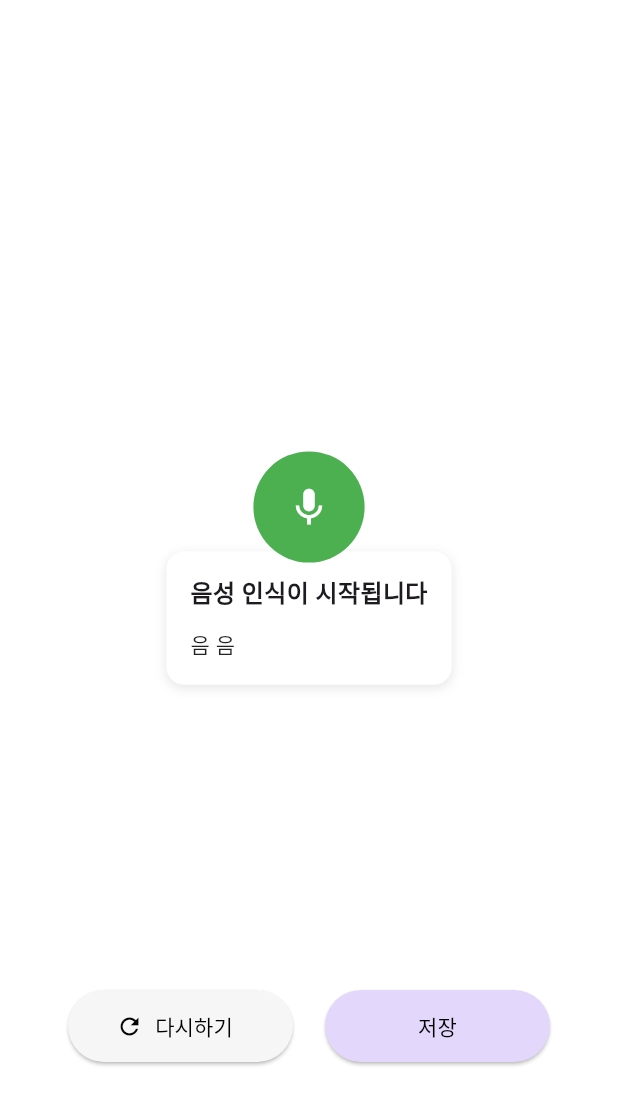
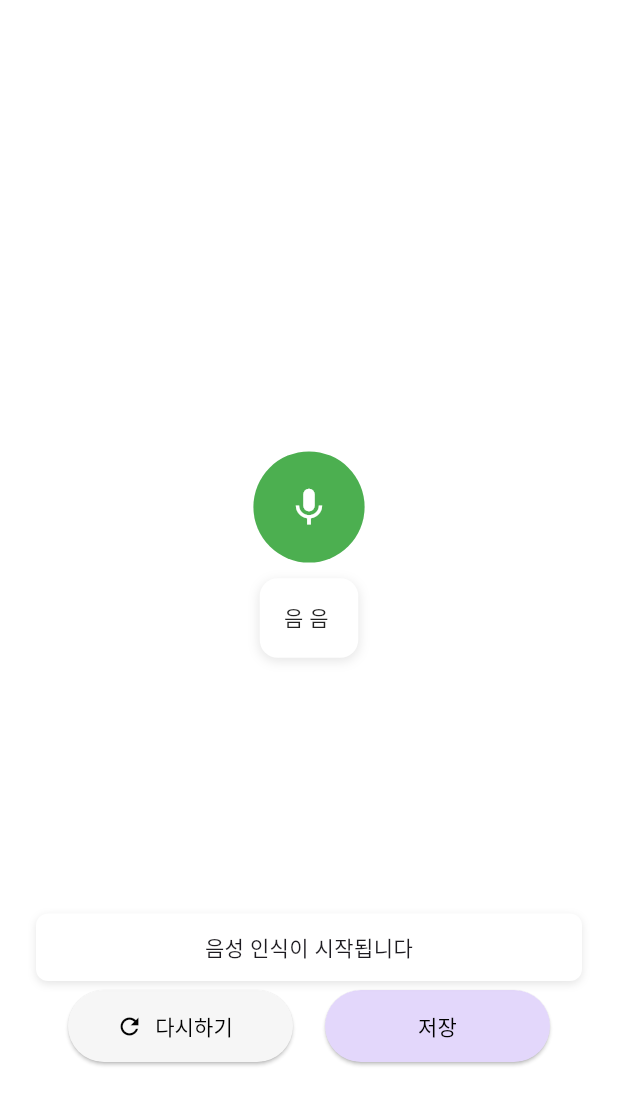
Before and after one commit to fufckddl/Sorimoi, a Flutter app: the VoiceRecognitionScreen screen opened by its route, after a tap on the "mic" icon, on a phone screen of 412 x 824 dp. Shown: the top 1105 px of the screen. Run offline on Flutter 3.47's test engine with Material 3 defaults, Android fonts, the phone set to English and light mode, and no system bars; missing offline and left inert: mysql_client.

Commit message:
음성인식 실시간인식 레이어 고침

```diff
--- a/lib/voice_recognition.dart
+++ b/lib/voice_recognition.dart
@@ -76,45 +76,6 @@ class _VoiceRecognitionScreenState extends State<VoiceRecognitionScreen>
       body: SafeArea(
         child: Stack(
           children: [
-            /// 🧾 고정 레이어 오버레이: 음성 인식 안내 + 실시간 텍스트 (항상 중간 위치 고정)
-            if (message.isNotEmpty)
-              Align(
-                alignment: Alignment.center,
-                child: Container(
-                  margin: const EdgeInsets.symmetric(horizontal: 24),
-                  padding: const EdgeInsets.all(16),
-                  decoration: BoxDecoration(
-                    color: Colors.white,
-                    borderRadius: BorderRadius.circular(12),
-                    boxShadow: [
-                      BoxShadow(
-                        color: Colors.black.withOpacity(0.1),
-                        blurRadius: 6,
-                        offset: const Offset(0, 2),
-                      ),
-                    ],
-                  ),
-                  child: Column(
-                    mainAxisSize: MainAxisSize.min,
-                    crossAxisAlignment: CrossAxisAlignment.start,
-                    children: [
-                      Text(
-                        message,
-                        style: const TextStyle(
-                          fontSize: 16,
-                          fontWeight: FontWeight.bold,
-                        ),
-                      ),
-                      const SizedBox(height: 12),
-                      Text(
-                        recognizedText,
-                        style: const TextStyle(fontSize: 14, color: Colors.black87),
-                      ),
-                    ],
-                  ),
-                ),
-              ),
-
             Padding(
               padding: const EdgeInsets.symmetric(horizontal: 24.0, vertical: 16.0),
               child: Column(
@@ -179,6 +140,58 @@ class _VoiceRecognitionScreenState extends State<VoiceRecognitionScreen>
                 ],
               ),
             ),
+
+            /// 🧾 음성 인식 텍스트 레이어 (중앙)
+            if (recognizedText.isNotEmpty)
+              Align(
+                alignment: Alignment.center,
+                child: Container(
+                  margin: const EdgeInsets.symmetric(horizontal: 24),
+                  padding: const EdgeInsets.all(16),
+                  decoration: BoxDecoration(
+                    color: Colors.white,
+                    borderRadius: BorderRadius.circular(12),
+                    boxShadow: [
+                      BoxShadow(
+                        color: Colors.black.withOpacity(0.1),
+                        blurRadius: 6,
+                        offset: const Offset(0, 2),
+                      ),
+                    ],
+                  ),
+                  child: Text(
+                    recognizedText,
+                    style: const TextStyle(fontSize: 14, color: Colors.black87),
+                  ),
+                ),
+              ),
+
+            /// 🧾 메시지 레이어 (하단 버튼 위)
+            if (message.isNotEmpty)
+              Positioned(
+                bottom: 170,
+                left: 24,
+                right: 24,
+                child: Container(
+                  padding: const EdgeInsets.symmetric(vertical: 12, horizontal: 16),
+                  decoration: BoxDecoration(
+                    color: Colors.white,
+                    borderRadius: BorderRadius.circular(8),
+                    boxShadow: [
+                      BoxShadow(
+                        color: Colors.black.withOpacity(0.1),
+                        blurRadius: 4,
+                        offset: const Offset(0, 2),
+                      ),
+                    ],
+                  ),
+                  child: Text(
+                    message,
+                    textAlign: TextAlign.center,
+                    style: const TextStyle(fontSize: 14, fontWeight: FontWeight.w500),
+                  ),
+                ),
+              ),
           ],
         ),
       ),
```
